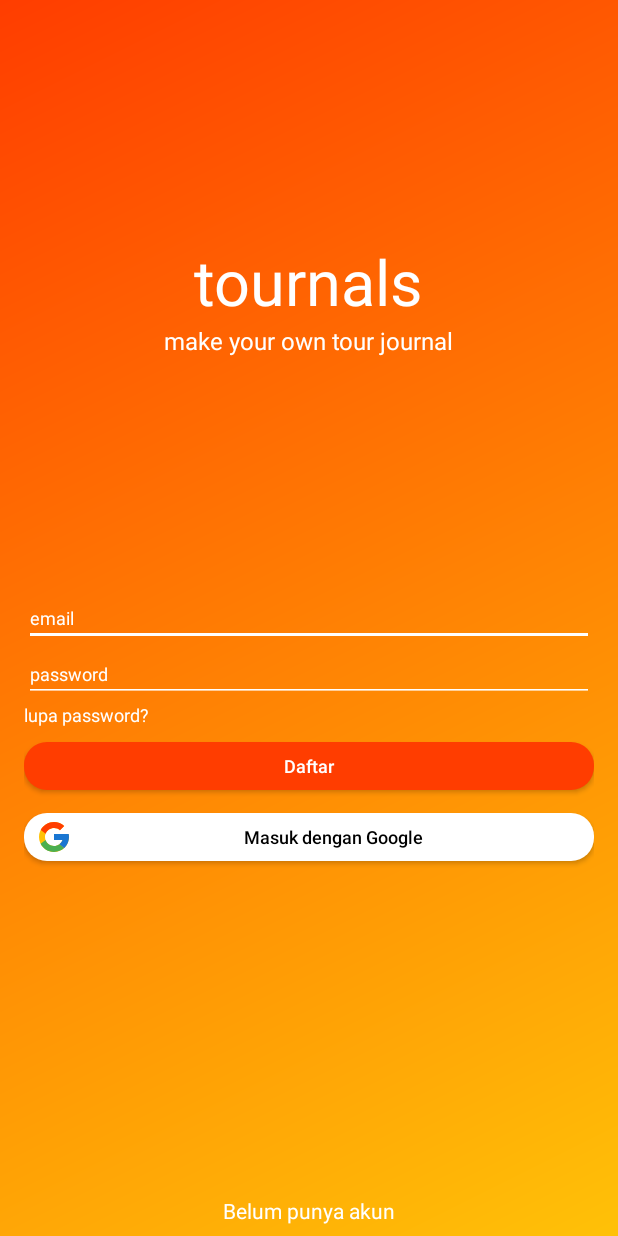
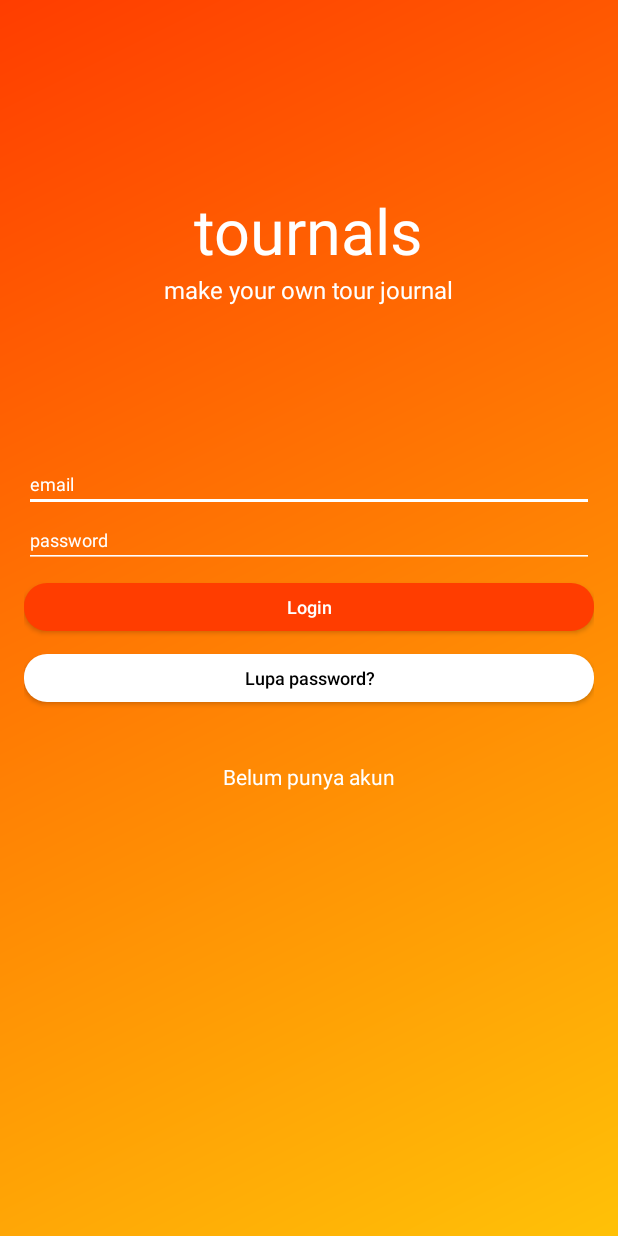
Before and after one commit to muhprio68/tournals, an Android app: the layout login.xml on its own in the app's theme, with its tools: preview values and no code run, on a phone screen of 412 x 824 dp. Run offline under Robolectric (Android 15) with nearby library versions, the phone set to English and light mode, and no system bars.

Commit message:
fix scroll view

```diff
--- a/app/src/main/res/layout/fragment_edit_profil.xml
+++ b/app/src/main/res/layout/fragment_edit_profil.xml
@@ -37,7 +37,7 @@
             android:paddingLeft="16dp"
             android:paddingRight="16dp">
             <de.hdodenhof.circleimageview.CircleImageView
-                android:id="@+id/fotoProfil"
+                android:id="@+id/ivfotoProfil"
                 android:layout_width="128dp"
                 android:layout_height="128dp"
                 android:src="@drawable/foto"
@@ -49,7 +49,7 @@
                 android:layout_width="215dp"
                 android:layout_height="32dp"
                 android:layout_centerHorizontal="true"
-                android:layout_below="@id/fotoProfil"
+                android:layout_below="@id/ivfotoProfil"
                 android:layout_marginTop="15dp"
                 android:background="@drawable/btn_circle_merah"
                 android:text="@string/ganti_foto_profil"
@@ -117,7 +117,7 @@
                 android:inputType="textPassword"
                 android:backgroundTint="@color/merahApp"/>
             <Button
-                android:id="@+id/btnEditProfil"
+                android:id="@+id/btnSelesai"
                 android:layout_width="157dp"
                 android:layout_height="32dp"
                 android:layout_below="@id/edtConfirm"
--- a/app/src/main/res/layout/login.xml
+++ b/app/src/main/res/layout/login.xml
@@ -4,34 +4,42 @@
     xmlns:tools="http://schemas.android.com/tools"
     android:layout_width="match_parent"
     android:layout_height="match_parent"
-    android:paddingLeft="16dp"
-    android:paddingRight="16dp"
     android:background="@drawable/gradient"
     >
+    <ScrollView
+        android:layout_width="match_parent"
+        android:layout_height="match_parent"
+        android:layout_marginBottom="16dp">
+        <RelativeLayout
+            android:layout_width="match_parent"
+            android:layout_height="match_parent"
+            android:paddingLeft="16dp"
+            android:paddingRight="16dp">
             <TextView
-        android:id="@+id/tvTournals"
+                android:id="@+id/tvTournalslogin"
                 android:layout_width="wrap_content"
                 android:layout_height="wrap_content"
                 android:text="@string/tournals"
                 android:textSize="42sp"
                 android:layout_centerHorizontal="true"
-        android:layout_marginTop="159dp"
+                android:layout_marginTop="125dp"
                 android:textColor="@color/putih"/>
             <TextView
-        android:id="@+id/tvmake"
+                android:id="@+id/tvmakelogin"
                 android:layout_width="wrap_content"
                 android:layout_height="wrap_content"
                 android:text="@string/make_your_own_tour_journal"
-        android:layout_below="@+id/tvTournals"
+                android:layout_below="@+id/tvTournalslogin"
                 android:textSize="16sp"
                 android:layout_centerHorizontal="true"
                 android:textColor="@color/putih"/>
             <!--ini input email-->
             <EditText
-        android:id="@+id/edtEmail"
+                android:id="@+id/edtEmaillogin"
                 android:layout_width="match_parent"
                 android:layout_height="wrap_content"
-        android:layout_centerVertical="true"
+                android:layout_marginTop="100dp"
+                android:layout_below="@id/tvmakelogin"
                 android:hint="email"
                 android:textSize="12sp"
                 android:textColorHint="@color/putih"
@@ -41,10 +49,10 @@
 
 
             <EditText
-        android:id="@+id/edtPassword"
+                android:id="@+id/edtPasswordlogin"
                 android:layout_width="match_parent"
                 android:layout_height="wrap_content"
-        android:layout_below="@id/edtEmail"
+                android:layout_below="@id/edtEmaillogin"
                 android:hint="password"
                 android:textSize="12sp"
                 android:textColorHint="@color/putih"
@@ -52,23 +60,14 @@
                 android:inputType="textPassword"
                 android:backgroundTint="@color/putih"/>
 
-    <TextView
-        android:id="@+id/txt_lupapassword"
-        android:layout_width="wrap_content"
-        android:layout_height="wrap_content"
-        android:layout_below="@id/edtPassword"
-        android:text="@string/lupa_password"
-        android:textSize="12sp"
-        android:textColor="@color/putih"
-        />
 
             <Button
-        android:id="@+id/btnDaftar"
+                android:id="@+id/btnLogin"
                 android:layout_width="match_parent"
                 android:layout_height="32dp"
                 android:textSize="12sp"
-        android:text="@string/daftar"
-        android:layout_below="@id/txt_lupapassword"
+                android:text="@string/login"
+                android:layout_below="@id/edtPasswordlogin"
                 android:background="@drawable/btn_circle_merah"
                 android:textColor="@color/putih"
                 android:textAllCaps="false"
@@ -79,14 +78,12 @@
                 android:layout_width="match_parent"
                 android:layout_height="32dp"
                 android:textSize="12sp"
-        android:text="@string/masuk_dengan_google"
-        android:layout_below="@id/btnDaftar"
+                android:text="Lupa password?"
+                android:layout_below="@id/btnLogin"
                 android:background="@drawable/btn_circle_putih"
                 android:textColor="@color/hitam"
                 android:textAllCaps="false"
                 android:layout_marginTop="15dp"
-        android:drawableLeft="@drawable/ic_icons8_google"
-        android:paddingLeft="8dp"
                 />
 
             <TextView
@@ -97,6 +94,8 @@
                 android:text="@string/belum_punya_akun"
                 android:textAllCaps="false"
                 android:textColor="@color/putih"
-        android:layout_marginBottom="7dp"/>
-
+                android:layout_marginTop="40dp"
+                android:layout_below="@id/btnGoogle"/>
         </RelativeLayout>
+    </ScrollView>
+</RelativeLayout>
--- a/app/src/main/res/values/strings.xml
+++ b/app/src/main/res/values/strings.xml
@@ -25,4 +25,5 @@
     <string name="verifikasi">verifikasi</string>
     <string name="masukkan">masukkan kode verifikasi untuk masuk</string>
     <string name="title_activity_sub_rencana">SubRencanaActivity</string>
+    <string name="login">Login</string>
 </resources>
--- a/app/src/main/res/values/styles.xml
+++ b/app/src/main/res/values/styles.xml
@@ -4,7 +4,7 @@
     <style name="AppTheme" parent="Theme.AppCompat.Light.NoActionBar">
         <!-- Customize your theme here. -->
         <item name="colorPrimary">@color/colorPrimary</item>
-        <item name="colorPrimaryDark">@color/colorPrimaryDark</item>
+        <item name="colorPrimaryDark">@color/merahApp</item>
         <item name="colorAccent">@color/colorAccent</item>
     </style>
 
```
Also changed, not shown: app/src/main/res/layout/reset_password.xml (+20 -10 lines), app/src/main/res/layout/sign_up.xml (+40 -44 lines), app/src/main/res/layout/verifikasi.xml (+18 -7 lines). Lines whose indentation alone changed are shown as unchanged.
